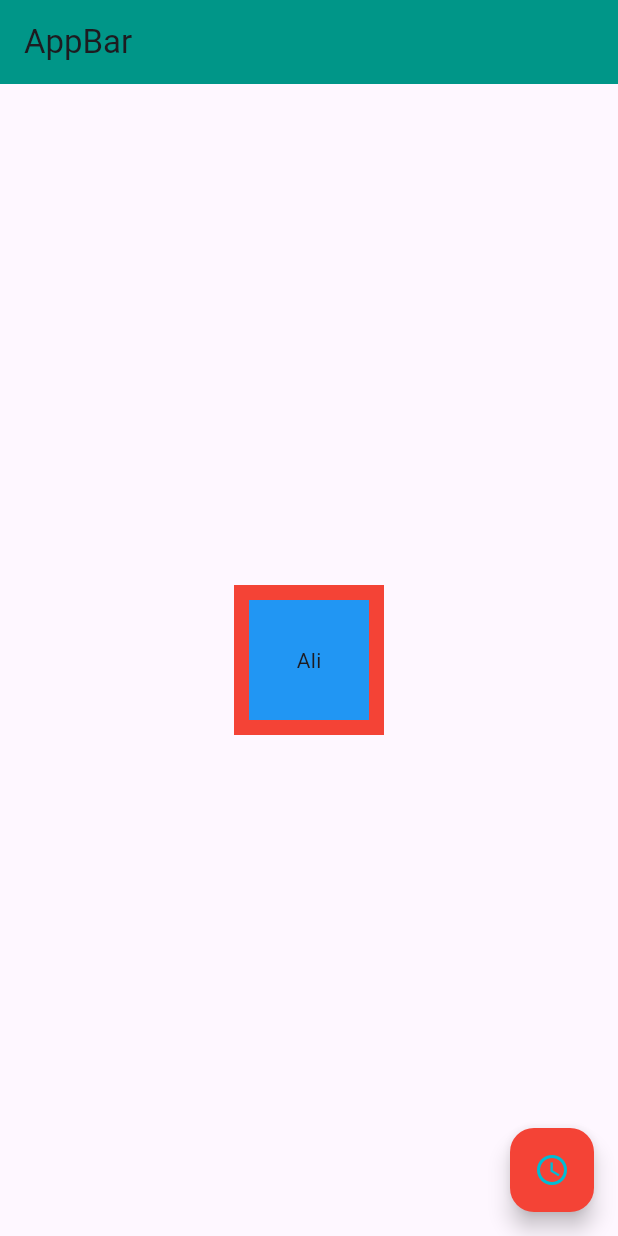
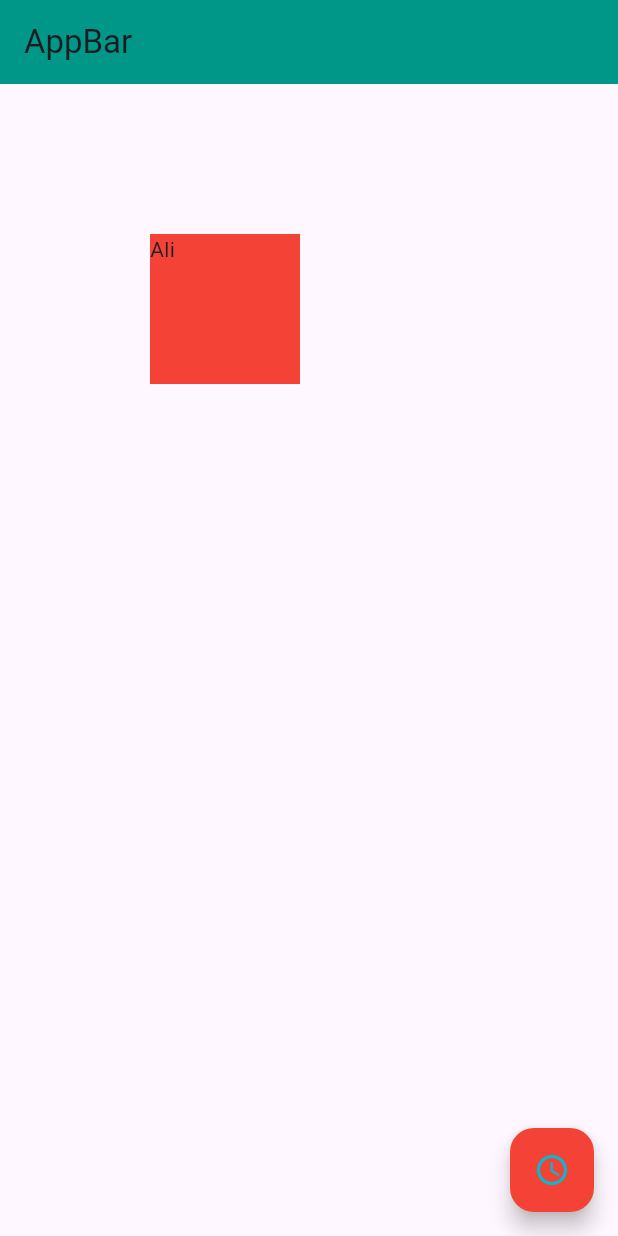
Before and after one commit to aliiakyildiz/flutter-dersleri-ealtunbilek, a Flutter app: the screen it shows after launch, on a phone screen of 412 x 824 dp. Run offline on Flutter 3.47's test engine with Material 3 defaults, Android fonts, the phone set to English and light mode, and no system bars.

Commit message:
width - height Factor kullanımı.

```diff
--- a/flutter_ilk_proje/lib/main.dart
+++ b/flutter_ilk_proje/lib/main.dart
@@ -28,18 +28,13 @@ class FirstApp extends StatelessWidget {
           ),
         ),
         body: Center(
+          widthFactor: 3,
+          heightFactor: 3,
           child: Container(
             width: 100,
             height: 100,
             color: Colors.red,
-            child: Container(
-              alignment: Alignment.center,
-              color: Colors.blue,
-              margin: EdgeInsets.all(10),
-              width: 50,
-              height: 50,
-              child: Text("Ali"),
-            ),
+            child: Text("Ali"),
           ),
         ),
       ),
```
